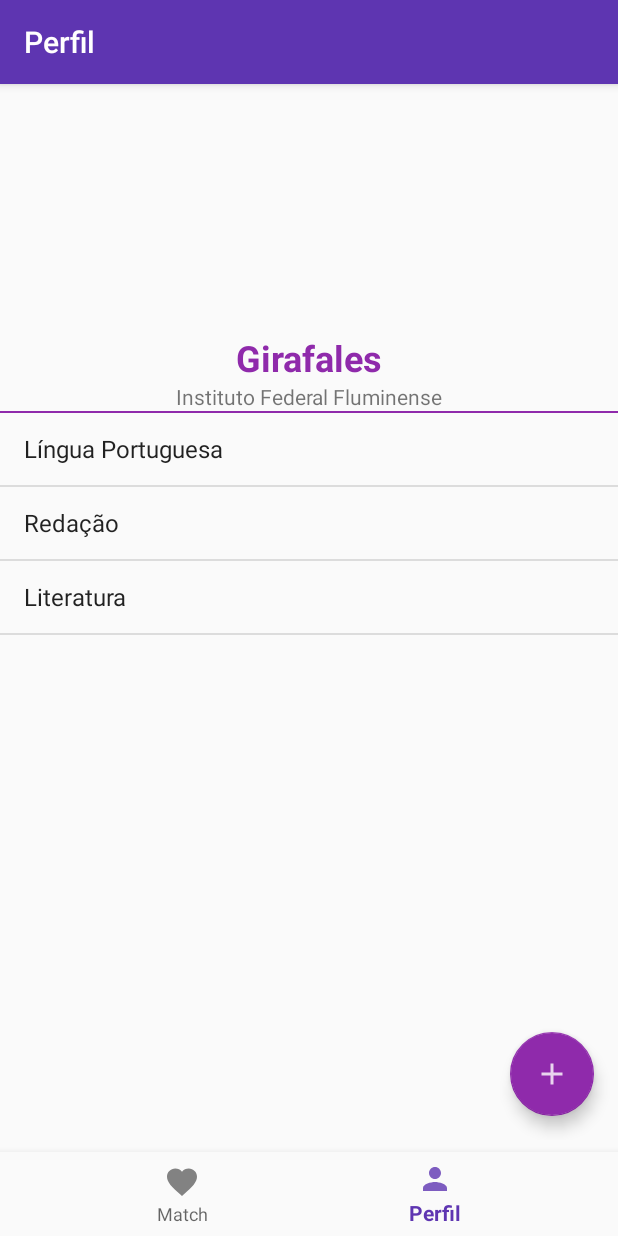
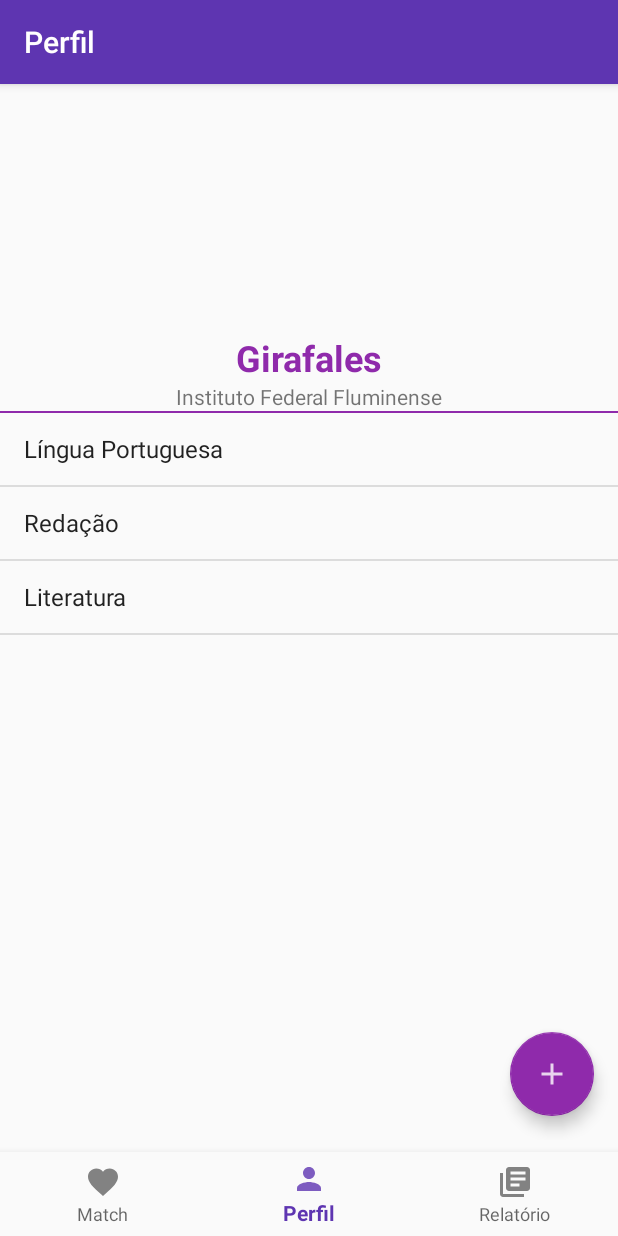
Before and after one commit to raphaelframos/matcheduc, an Android app: the ProfileFragment screen opened through its navigation route, on a phone screen of 412 x 824 dp. Run offline under Robolectric (Android 15) with nearby library versions, the phone set to English and light mode, and no system bars; our stand-ins replace navigation-ui; libraries missing offline, so code that uses them is left out: coil.api.load, com.yuyakaido.android; pictures from the network do not load; 7 statements that could not run were skipped.

Commit message:
Listando unidades curriculares

```diff
--- a/app/build.gradle
+++ b/app/build.gradle
@@ -42,7 +42,7 @@ android {
 }
 
 dependencies {
-    def koin_version = '2.1.6'
+    def koin_version = '2.1.5'
     implementation fileTree(dir: 'libs', include: ['*.jar'])
     implementation "org.jetbrains.kotlin:kotlin-stdlib-jdk7:$kotlin_version"
     implementation 'androidx.appcompat:appcompat:1.1.0'
--- a/app/src/main/java/powellapps/matcheduc/MainActivity.kt
+++ b/app/src/main/java/powellapps/matcheduc/MainActivity.kt
@@ -18,7 +18,7 @@ class MainActivity : AppCompatActivity() {
 
         val navController = findNavController(R.id.nav_host_fragment)
         val appBarConfiguration = AppBarConfiguration(setOf(
-            R.id.navigation_tinder, R.id.navigation_profile))
+            R.id.navigation_tinder, R.id.navigation_profile, R.id.navigation_report))
         setupActionBarWithNavController(navController, appBarConfiguration)
         navView.setupWithNavController(navController)
 
--- a/app/src/main/java/powellapps/matcheduc/model/Unit.kt
+++ b/app/src/main/java/powellapps/matcheduc/model/Unit.kt
@@ -1,6 +1,6 @@
 package powellapps.matcheduc.model
 
-data class Unit(val name : String) {
+data class Unit(val name : String, val classroom: String, val amountStudents : Int) {
 
     override fun toString(): String {
         return name
--- a/app/src/main/java/powellapps/matcheduc/ui/profile/ProfileFragment.kt
+++ b/app/src/main/java/powellapps/matcheduc/ui/profile/ProfileFragment.kt
@@ -33,9 +33,9 @@ class ProfileFragment : Fragment() {
         }
         binding.textViewName.setText("Girafales")
         binding.textViewSchool.setText("Instituto Federal Fluminense")
-        var u1 = Unit("Língua Portuguesa")
-        var u2 = Unit("Redação")
-        var u3 = Unit("Literatura")
+        var u1 = Unit("Língua Portuguesa", "Turma A", 10)
+        var u2 = Unit("Redação", "Turma A", 20)
+        var u3 = Unit("Literatura", "Turma B", 10)
         var units = arrayListOf<Unit>()
         units.add(u1)
         units.add(u2)
--- /dev/null
+++ b/app/src/main/res/drawable-anydpi/ic_action_report.xml
@@ -0,0 +1,11 @@
+<vector xmlns:android="http://schemas.android.com/apk/res/android"
+    android:width="24dp"
+    android:height="24dp"
+    android:viewportWidth="24"
+    android:viewportHeight="24"
+    android:tint="#FFFFFF"
+    android:alpha="0.8">
+  <path
+      android:fillColor="@android:color/white"
+      android:pathData="M4,6L2,6v14c0,1.1 0.9,2 2,2h14v-2L4,20L4,6zM20,2L8,2c-1.1,0 -2,0.9 -2,2v12c0,1.1 0.9,2 2,2h12c1.1,0 2,-0.9 2,-2L22,4c0,-1.1 -0.9,-2 -2,-2zM19,11L9,11L9,9h10v2zM15,15L9,15v-2h6v2zM19,7L9,7L9,5h10v2z"/>
+</vector>
--- a/app/src/main/res/menu/bottom_nav_menu.xml
+++ b/app/src/main/res/menu/bottom_nav_menu.xml
@@ -11,6 +11,11 @@
         android:icon="@drawable/ic_action_profile"
         android:title="@string/perfil" />
 
+    <item
+        android:id="@+id/navigation_report"
+        android:icon="@drawable/ic_action_report"
+        android:title="@string/relatorio" />
+
   />
 
 </menu>
--- a/app/src/main/res/navigation/mobile_navigation.xml
+++ b/app/src/main/res/navigation/mobile_navigation.xml
@@ -12,10 +12,10 @@
         tools:layout="@layout/fragment_home" />
 
     <fragment
-        android:id="@+id/navigation_notifications"
-        android:name="powellapps.matcheduc.ui.notifications.NotificationsFragment"
-        android:label="@string/title_notifications"
-        tools:layout="@layout/fragment_notifications" />
+        android:id="@+id/navigation_report"
+        android:name="powellapps.matcheduc.ui.report.ReportFragment"
+        android:label="@string/relatorio"
+        tools:layout="@layout/fragment_report" />
     <fragment
         android:id="@+id/navigation_profile"
         android:name="powellapps.matcheduc.ui.profile.ProfileFragment"
--- a/app/src/main/res/values/strings.xml
+++ b/app/src/main/res/values/strings.xml
@@ -19,4 +19,6 @@
     <string name="matcheduc">Matcheduc</string>
     <string name="campo_branco">Campo em branco!</string>
     <string name="novo_usuario">Novo usuário</string>
+    <string name="relatorio">Relatório</string>
+    <string name="alunos">alunos</string>
 </resources>
```
Also changed, not shown: app/src/main/java/powellapps/matcheduc/ui/report/ReportFragment.kt (added, +33 -0 lines), app/src/main/java/powellapps/matcheduc/ui/report/UnitAdapter.kt (added, +34 -0 lines), app/src/main/res/layout/adapter_unit.xml (added, +48 -0 lines), app/src/main/res/layout/fragment_report.xml (added, +13 -0 lines), app/src/main/res/drawable-hdpi/ic_action_report.png (added), app/src/main/res/drawable-mdpi/ic_action_report.png (added), app/src/main/res/drawable-xhdpi/ic_action_report.png (added), app/src/main/res/drawable-xxhdpi/ic_action_report.png (added).
